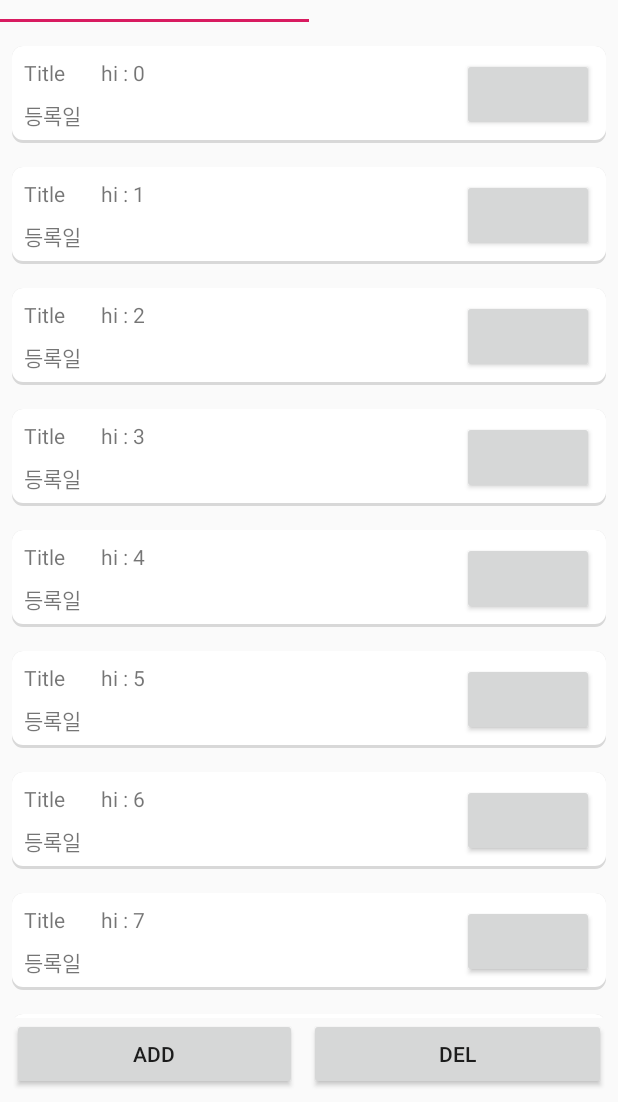
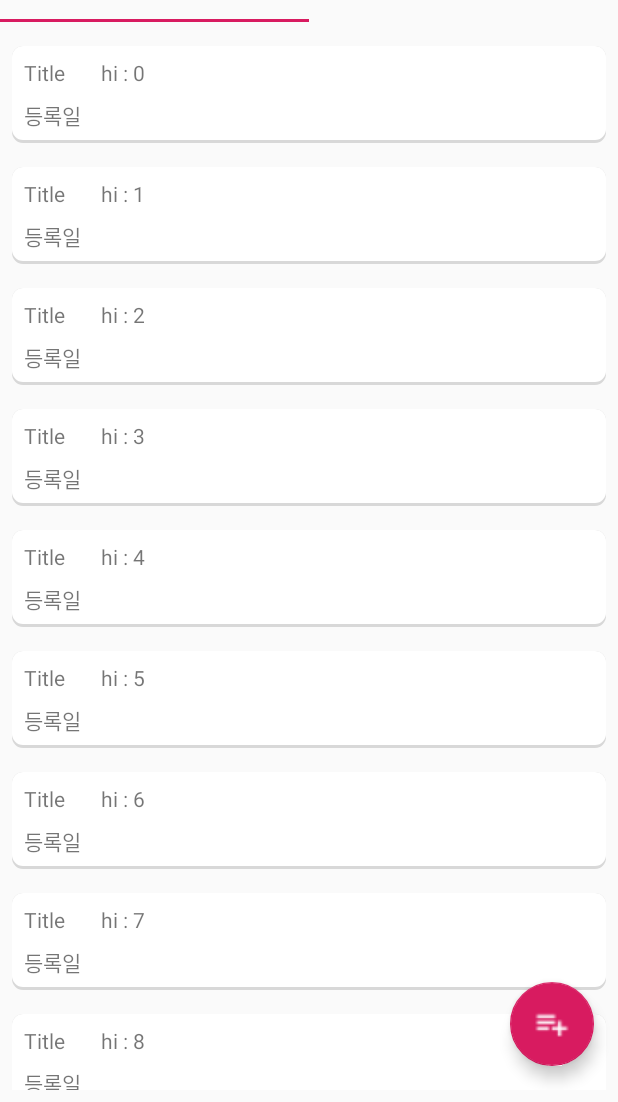
Before and after one commit to clucle/rx-todo-app, an Android app: the screen it shows after launch (MainActivity), on a phone screen of 412 x 824 dp, the part 134-1236 px from its top. Run offline under Robolectric (Android 15) with nearby library versions, the phone set to English and light mode, and no system bars; our stand-ins replace ButterKnife.

Commit message:
feat: todo 추가버튼을 fab btn으로 바꿈
Signed-off-by: clucle <wjdenwls123@gmail.com>

```diff
--- a/app/src/main/java/com/github/clucle/todo_app/view/fragment/TodoFragment.java
+++ b/app/src/main/java/com/github/clucle/todo_app/view/fragment/TodoFragment.java
@@ -1,15 +1,15 @@
 package com.github.clucle.todo_app.view.fragment;
 
 import android.os.Bundle;
+import android.support.annotation.NonNull;
 import android.support.annotation.Nullable;
+import android.support.design.widget.FloatingActionButton;
 import android.support.v4.app.Fragment;
-import android.support.v7.widget.DividerItemDecoration;
 import android.support.v7.widget.LinearLayoutManager;
 import android.support.v7.widget.RecyclerView;
 import android.view.LayoutInflater;
 import android.view.View;
 import android.view.ViewGroup;
-import android.widget.Button;
 
 import com.github.clucle.todo_app.R;
 import com.github.clucle.todo_app.presenter.TodoPresenter;
@@ -26,12 +26,11 @@ public class TodoFragment extends Fragment implements TodoPresenter.View {
 
   @BindView(R.id.recycler_view_todo)
   RecyclerView recyclerViewTodo;
-  @BindView(R.id.btn_add_todo)
-  Button btnAddTodo;
+  @BindView(R.id.fab_todo_add)
+  FloatingActionButton fabTodoAdd;
 
-  private RecyclerView.LayoutManager mLayoutManager;
   private RecyclerView.Adapter mAdapter;
-  private ArrayList<String> mDataset;
+  private ArrayList<String> mDataSet;
 
   private Unbinder unbinder;
   private TodoPresenter todoPresenter;
@@ -44,17 +43,18 @@ public class TodoFragment extends Fragment implements TodoPresenter.View {
 
   @Nullable
   @Override
-  public View onCreateView(LayoutInflater inflater, @Nullable ViewGroup container, Bundle savedInstanceState) {
+  public View onCreateView(@NonNull LayoutInflater inflater, @Nullable ViewGroup container, Bundle savedInstanceState) {
     View view = inflater.inflate(R.layout.fragment_todo, container, false);
 
     unbinder = ButterKnife.bind(this, view);
 
-    mDataset = new ArrayList<>();
+    mDataSet = new ArrayList<>();
     for (int i = 0; i < 100; i++) {
-      mDataset.add("hi : " + i);
+      mDataSet.add("hi : " + i);
     }
-    mLayoutManager = new LinearLayoutManager(getContext());
-    mAdapter = new TodoListAdapter(mDataset);
+
+    RecyclerView.LayoutManager mLayoutManager = new LinearLayoutManager(getContext());
+    mAdapter = new TodoListAdapter(mDataSet);
     recyclerViewTodo.setHasFixedSize(false);
 
     recyclerViewTodo.setLayoutManager(mLayoutManager);
@@ -64,16 +64,17 @@ public class TodoFragment extends Fragment implements TodoPresenter.View {
     final RecyclerView.ItemDecoration itemDecoration = new VerticalSpaceItemDecoration(itemVerticalSpace);
     recyclerViewTodo.addItemDecoration(itemDecoration);
 
-    btnAddTodo.setOnClickListener(addTodoListener);
+    fabTodoAdd.setOnClickListener(addTodoListener);
 
     return view;
   }
 
+
   View.OnClickListener addTodoListener = new View.OnClickListener() {
     @Override
     public void onClick(View v) {
-      mDataset.add("lol");
-      mAdapter.notifyItemInserted(mDataset.size() - 1);
+      mDataSet.add("lol");
+      mAdapter.notifyItemInserted(mDataSet.size() - 1);
       mAdapter.notifyDataSetChanged();
     }
   };
--- a/app/src/main/res/layout/fragment_todo.xml
+++ b/app/src/main/res/layout/fragment_todo.xml
@@ -13,50 +13,23 @@
         android:layout_marginLeft="8dp"
         android:layout_marginEnd="8dp"
         android:layout_marginRight="8dp"
-        app:layout_constraintBottom_toTopOf="@+id/constraintLayout"
+        app:layout_constraintBottom_toBottomOf="parent"
         app:layout_constraintEnd_toEndOf="parent"
         app:layout_constraintStart_toStartOf="parent"
         app:layout_constraintTop_toTopOf="parent">
 
     </android.support.v7.widget.RecyclerView>
 
-    <android.support.constraint.ConstraintLayout
-        android:id="@+id/constraintLayout"
-        android:layout_width="match_parent"
+    <android.support.design.widget.FloatingActionButton
+        android:id="@+id/fab_todo_add"
+        android:layout_width="wrap_content"
         android:layout_height="wrap_content"
+        android:layout_gravity="bottom|end"
+        android:layout_margin="@dimen/fab_margin"
+        android:layout_marginEnd="8dp"
+        android:layout_marginRight="8dp"
+        android:layout_marginBottom="8dp"
+        android:src="@drawable/add_item"
         app:layout_constraintBottom_toBottomOf="parent"
-        app:layout_constraintEnd_toEndOf="parent"
-        app:layout_constraintStart_toStartOf="parent">
-
-        <Button
-            android:id="@+id/btn_add_todo"
-            android:layout_width="0dp"
-            android:layout_height="wrap_content"
-            android:layout_marginStart="8dp"
-            android:layout_marginLeft="8dp"
-            android:layout_marginEnd="8dp"
-            android:layout_marginRight="8dp"
-            android:text="@string/btn_add"
-            app:layout_constraintEnd_toStartOf="@+id/guideline"
-            app:layout_constraintStart_toStartOf="parent" />
-
-        <android.support.constraint.Guideline
-            android:id="@+id/guideline"
-            android:layout_width="wrap_content"
-            android:layout_height="wrap_content"
-            android:orientation="vertical"
-            app:layout_constraintGuide_percent="0.5"/>
-
-        <Button
-            android:id="@+id/button"
-            android:layout_width="0dp"
-            android:layout_height="wrap_content"
-            android:layout_marginStart="8dp"
-            android:layout_marginLeft="8dp"
-            android:layout_marginEnd="8dp"
-            android:layout_marginRight="8dp"
-            android:text="@string/btn_del"
-            app:layout_constraintEnd_toEndOf="parent"
-            app:layout_constraintStart_toEndOf="@+id/btn_add_todo" />
-    </android.support.constraint.ConstraintLayout>
+        app:layout_constraintEnd_toEndOf="parent" />
 </android.support.constraint.ConstraintLayout>
--- a/app/src/main/res/layout/item_todo.xml
+++ b/app/src/main/res/layout/item_todo.xml
@@ -50,15 +50,4 @@
         app:layout_constraintStart_toEndOf="@+id/textView3"
         app:layout_constraintTop_toBottomOf="@+id/text_view_title" />
 
-    <Button
-        android:id="@+id/btn_something"
-        android:layout_width="wrap_content"
-        android:layout_height="0dp"
-        android:layout_marginTop="8dp"
-        android:layout_marginEnd="8dp"
-        android:layout_marginRight="8dp"
-        android:layout_marginBottom="8dp"
-        app:layout_constraintBottom_toBottomOf="parent"
-        app:layout_constraintEnd_toEndOf="parent"
-        app:layout_constraintTop_toTopOf="parent" />
 </android.support.constraint.ConstraintLayout>
--- /dev/null
+++ b/app/src/main/res/values/dimens.xml
@@ -0,0 +1,4 @@
+<?xml version="1.0" encoding="utf-8"?>
+<resources>
+    <dimen name="fab_margin">16dp</dimen>
+</resources>
```
Also changed, not shown: app/src/main/res/drawable/add_item.png (added).
